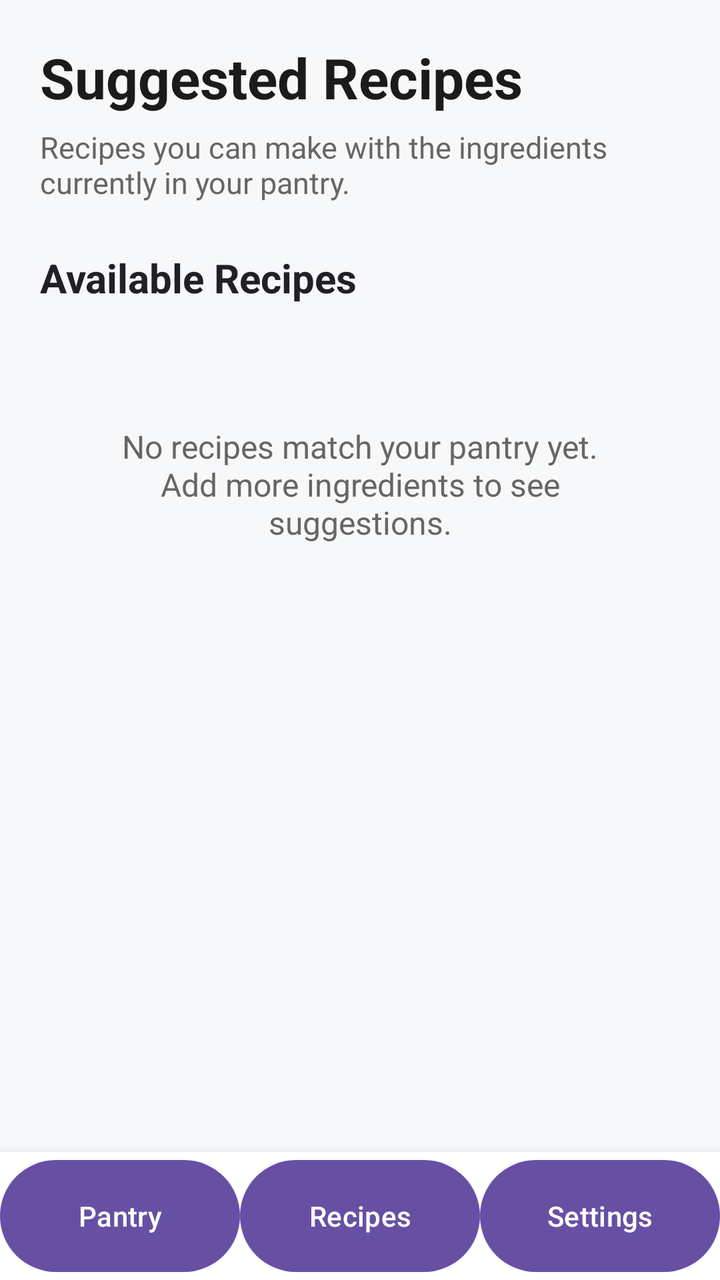
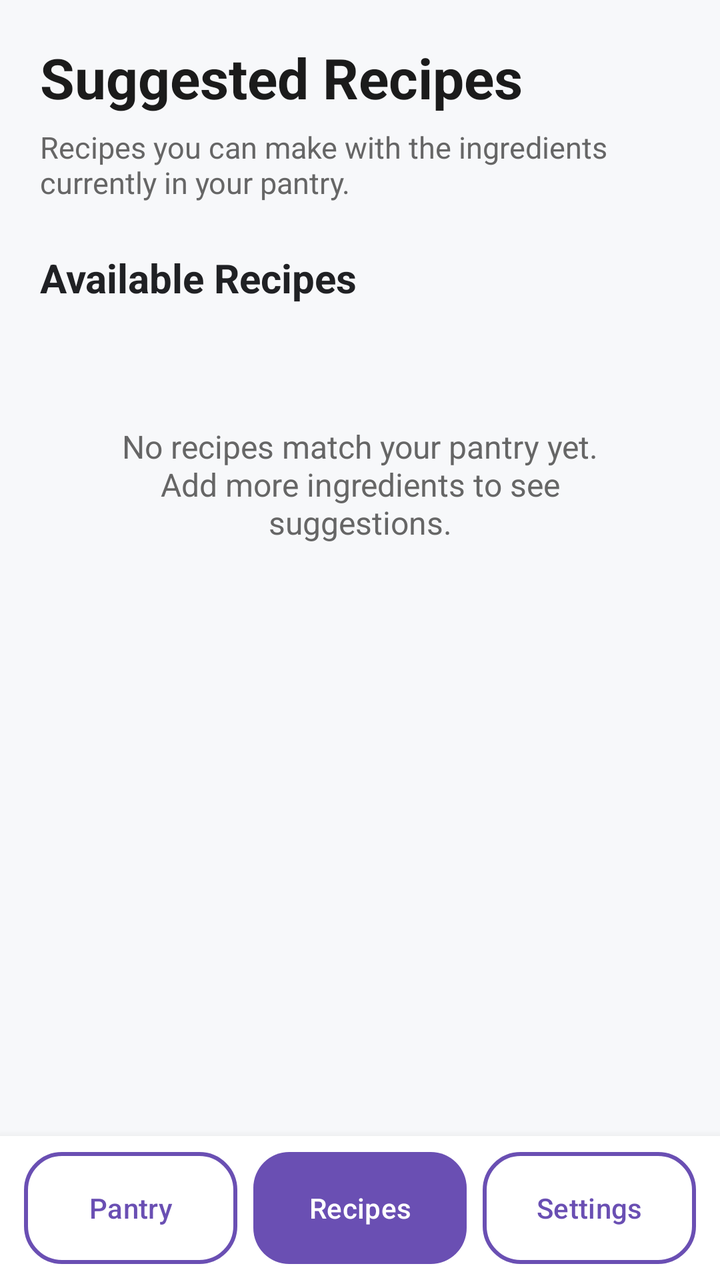

Screens rendered from an Android XML layout before and after an edit, with the pre-edit source and the edit as a unified diff.
<!-- AndroidManifest.xml: application theme Theme.SmartPantryManager -->
<!-- res/layout/activity_suggested_recipes.xml -->
<?xml version="1.0" encoding="utf-8"?>
<LinearLayout xmlns:android="http://schemas.android.com/apk/res/android"
    android:layout_width="match_parent"
    android:layout_height="match_parent"
    android:orientation="vertical"
    android:background="#F7F8FA">

    
    <LinearLayout
        android:layout_width="match_parent"
        android:layout_height="0dp"
        android:layout_weight="1"
        android:orientation="vertical"
        android:padding="20dp">

        
        <TextView
            android:id="@+id/tvRecipesTitle"
            android:layout_width="match_parent"
            android:layout_height="wrap_content"
            android:text="Suggested Recipes"
            android:textSize="28sp"
            android:textStyle="bold"
            android:textColor="#1B1B1B" />

        
        <TextView
            android:id="@+id/tvRecipesSubtitle"
            android:layout_width="match_parent"
            android:layout_height="wrap_content"
            android:layout_marginTop="6dp"
            android:text="Recipes you can make with the ingredients currently in your pantry."
            android:textSize="15sp"
            android:textColor="#666666" />

        
        <TextView
            android:id="@+id/tvAvailableRecipes"
            android:layout_width="match_parent"
            android:layout_height="wrap_content"
            android:layout_marginTop="24dp"
            android:text="Available Recipes"
            android:textSize="20sp"
            android:textStyle="bold"
            android:textColor="#202124" />

        
        <TextView
            android:id="@+id/tvNoRecipes"
            android:layout_width="match_parent"
            android:layout_height="wrap_content"
            android:layout_marginTop="40dp"
            android:gravity="center"
            android:padding="20dp"
            android:text="No recipes match your pantry yet.\nAdd more ingredients to see suggestions."
            android:textSize="16sp"
            android:textColor="#666666" />

        
        <androidx.recyclerview.widget.RecyclerView
            android:id="@+id/recyclerViewRecipes"
            android:layout_width="match_parent"
            android:layout_height="0dp"
            android:layout_weight="1"
            android:layout_marginTop="12dp"
            android:clipToPadding="false"
            android:paddingBottom="12dp" />

    </LinearLayout>


    
    <LinearLayout
        android:layout_width="match_parent"
        android:layout_height="64dp"
        android:orientation="horizontal"
        android:background="#FFFFFF"
        android:elevation="8dp">

        
        <Button
            android:id="@+id/btnPantry"
            android:layout_width="0dp"
            android:layout_height="match_parent"
            android:layout_weight="1"
            android:text="Pantry"
            android:textAllCaps="false" />

        
        <Button
            android:id="@+id/btnRecipes"
            android:layout_width="0dp"
            android:layout_height="match_parent"
            android:layout_weight="1"
            android:text="Recipes"
            android:textAllCaps="false" />

        
        <Button
            android:id="@+id/btnSettings"
            android:layout_width="0dp"
            android:layout_height="match_parent"
            android:layout_weight="1"
            android:text="Settings"
            android:textAllCaps="false" />

    </LinearLayout>

</LinearLayout>
<!-- resources referenced by this layout -->
<resources>
  <style name="Theme.SmartPantryManager" parent="Base.Theme.SmartPantryManager" />
  <style name="Base.Theme.SmartPantryManager" parent="Theme.Material3.DayNight.NoActionBar">
          
          
      </style>
</resources>

<!-- the commit's change to res/layout/activity_suggested_recipes.xml (unified diff, before → after) -->
@@ -1,5 +1,6 @@
 <?xml version="1.0" encoding="utf-8"?>
 <LinearLayout xmlns:android="http://schemas.android.com/apk/res/android"
+    xmlns:app="http://schemas.android.com/apk/res-auto"
     android:layout_width="match_parent"
     android:layout_height="match_parent"
     android:orientation="vertical"
@@ -72,8 +73,13 @@
     
     <LinearLayout
         android:layout_width="match_parent"
-        android:layout_height="64dp"
+        android:layout_height="72dp"
         android:orientation="horizontal"
+        android:gravity="center"
+        android:paddingStart="12dp"
+        android:paddingTop="8dp"
+        android:paddingEnd="12dp"
+        android:paddingBottom="8dp"
         android:background="#FFFFFF"
         android:elevation="8dp">
 
@@ -83,8 +89,15 @@
             android:layout_width="0dp"
             android:layout_height="match_parent"
             android:layout_weight="1"
+            android:layout_marginEnd="4dp"
+            android:background="@drawable/nav_button_outline"
+            app:backgroundTint="@null"
             android:text="Pantry"
-            android:textAllCaps="false" />
+            android:textAllCaps="false"
+            android:textColor="@color/nav_purple"
+            android:textSize="14sp"
+            android:minWidth="0dp"
+            android:minHeight="0dp" />
 
         
         <Button
@@ -92,8 +105,16 @@
             android:layout_width="0dp"
             android:layout_height="match_parent"
             android:layout_weight="1"
+            android:layout_marginStart="4dp"
+            android:layout_marginEnd="4dp"
+            android:background="@drawable/nav_button_active"
+            app:backgroundTint="@null"
             android:text="Recipes"
-            android:textAllCaps="false" />
+            android:textAllCaps="false"
+            android:textColor="#FFFFFF"
+            android:textSize="14sp"
+            android:minWidth="0dp"
+            android:minHeight="0dp" />
 
         
         <Button
@@ -101,8 +122,15 @@
             android:layout_width="0dp"
             android:layout_height="match_parent"
             android:layout_weight="1"
+            android:layout_marginStart="4dp"
+            android:background="@drawable/nav_button_outline"
+            app:backgroundTint="@null"
             android:text="Settings"
-            android:textAllCaps="false" />
+            android:textAllCaps="false"
+            android:textColor="@color/nav_purple"
+            android:textSize="14sp"
+            android:minWidth="0dp"
+            android:minHeight="0dp" />
 
     </LinearLayout>
 
<!-- resource entries referenced after the edit -->
@@ -1,6 +1,97 @@
 <!-- resources referenced by this layout -->
 <resources>
+  <color name="nav_purple">#6A4FB3</color>
+  <!-- drawable nav_button_active (drawable) -->
+  <?xml version="1.0" encoding="utf-8"?>
+  <selector xmlns:android="http://schemas.android.com/apk/res/android">
+  
+      
+      <item android:state_hovered="true">
+          <shape android:shape="rectangle">
+  
+              <solid android:color="@color/nav_purple_dark" />
+  
+              <corners android:radius="18dp" />
+  
+          </shape>
+      </item>
+  
+      
+      <item android:state_pressed="true">
+          <shape android:shape="rectangle">
+  
+              <solid android:color="@color/nav_purple_dark" />
+  
+              <corners android:radius="18dp" />
+  
+          </shape>
+      </item>
+  
+      
+      <item>
+          <shape android:shape="rectangle">
+  
+              <solid android:color="@color/nav_purple" />
+  
+              <corners android:radius="18dp" />
+  
+          </shape>
+      </item>
+  
+  </selector>
+  <!-- drawable nav_button_outline (drawable) -->
+  <?xml version="1.0" encoding="utf-8"?>
+  <selector xmlns:android="http://schemas.android.com/apk/res/android">
+  
+      
+      <item android:state_hovered="true">
+          <shape android:shape="rectangle">
+  
+              <solid android:color="@color/nav_purple_light" />
+  
+              <stroke
+                  android:width="2dp"
+                  android:color="@color/nav_purple" />
+  
+              <corners android:radius="18dp" />
+  
+          </shape>
+      </item>
+  
+      
+      <item android:state_pressed="true">
+          <shape android:shape="rectangle">
+  
+              <solid android:color="@color/nav_purple_light" />
+  
+              <stroke
+                  android:width="2dp"
+                  android:color="@color/nav_purple_dark" />
+  
+              <corners android:radius="18dp" />
+  
+          </shape>
+      </item>
+  
+      
+      <item>
+          <shape android:shape="rectangle">
+  
+              <solid android:color="#FFFFFF" />
+  
+              <stroke
+                  android:width="2dp"
+                  android:color="@color/nav_purple" />
+  
+              <corners android:radius="18dp" />
+  
+          </shape>
+      </item>
+  
+  </selector>
   <style name="Theme.SmartPantryManager" parent="Base.Theme.SmartPantryManager" />
+  <color name="nav_purple_dark">#563D9C</color>
+  <color name="nav_purple_light">#EEE8FA</color>
   <style name="Base.Theme.SmartPantryManager" parent="Theme.Material3.DayNight.NoActionBar">
           
           
